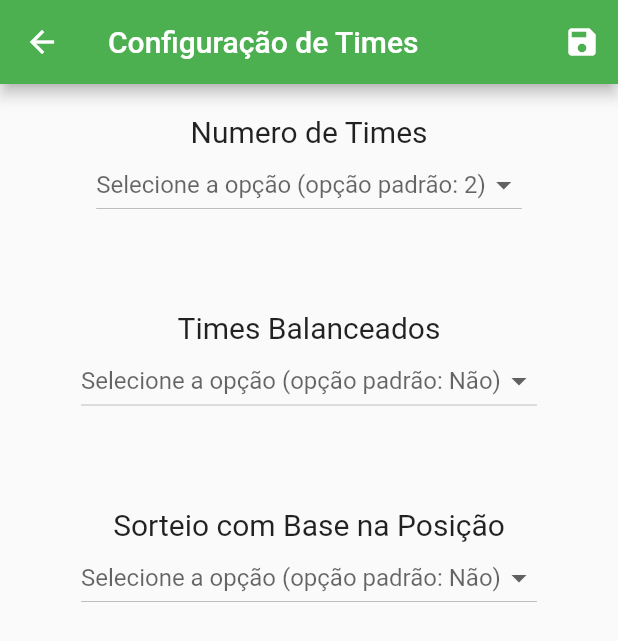
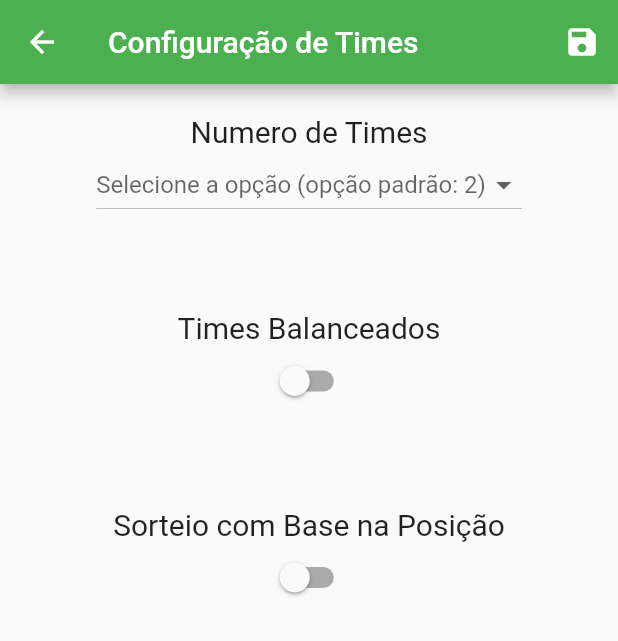
Before and after one commit to matheussouza89/RandomFut, a Flutter app: the ConfigTime screen opened directly, on a phone screen of 412 x 824 dp. Shown: the top 641 px of the screen. Run offline on Flutter 3.47's test engine with Material 2 defaults, Android fonts, the phone set to English and light mode, and no system bars; drawn by our look-alikes of auto_size_text; our stand-ins replace flutter_bloc, flutter_rating_bar, flutter_speed_dial, image_cropper, image_picker, percent_indicator and 1 more; accounts and stored records are empty.

Commit message:
Switch para form de Times e remoção da condição dupla (TRUE/TRUE)

```diff
--- a/lib/algorithms/sorteio.dart
+++ b/lib/algorithms/sorteio.dart
@@ -13,7 +13,7 @@ sorteio() {
   for (int i = 0; i < vetJogador.length; i++) {
     sorteados.add('');
   }
-  if (balanceamento == 'Não' && pBalanceamento == 'Não') {
+  if (balanceamento == false && pBalanceamento == false) {
     print(balanceamento);
     for (int i = 0; i < vetJogador.length; i++) {
       var aux = r.nextInt(vetJogador.length);
@@ -75,7 +75,7 @@ sorteio() {
       print(time3);
       print(time4);
     }
-  } else if (balanceamento == 'Sim' && pBalanceamento == 'Não') {
+  } else if (balanceamento == true && pBalanceamento == false) {
     time1 = [];
     time2 = [];
     // Ordenar Objeto
@@ -129,6 +129,6 @@ sorteio() {
     }
     print(time1);
     print(time2);
-  } else if (balanceamento == 'Não' && pBalanceamento == 'Sim') {
-  } else if (balanceamento == 'Sim' && pBalanceamento == 'Sim') {}
+  } else if (balanceamento == false && pBalanceamento == true) {
+  }
 }
--- a/lib/views/config_Time.dart
+++ b/lib/views/config_Time.dart
@@ -8,18 +8,17 @@ var nTimes = _itemSelecionado1 == 'Selecione a opção (opção padrão: 2)'
 var nJogadores = _itemSelecionado1 == 'Selecione a opção (opção padrão: 2)'
     ? "10"
     : _itemSelecionado2;
-var balanceamento = _itemSelecionado3 == 'Sim' ? 'Sim' : 'Não';
-var pBalanceamento = _itemSelecionado4 == 'Sim' ? 'Sim' : 'Não';
-var _decisao = ['Sim', 'Não'];
+bool balanceamento = _itemSelecionado3 == true ? true : false;
+bool pBalanceamento = _itemSelecionado4 == true ? true : false;
 var _decisaoTime = ['2', '3', '4'];
 var _decisaoJog = [''];
 var _itemSelecionado1 = 'Selecione a opção (opção padrão: 2)';
 var _itemSelecionado2 = 'Selecione o numero total de Jogadores';
-var _itemSelecionado3 = 'Selecione a opção (opção padrão: Não)';
-var _itemSelecionado4 = 'Selecione a opção (opção padrão: Não)';
-var visibilidade = false;
-var visibilidadeTime3 = false;
-var visibilidadeTime4 = false;
+bool _itemSelecionado3 = false;
+bool _itemSelecionado4 = false;
+bool visibilidade = false;
+bool visibilidadeTime3 = false;
+bool visibilidadeTime4 = false;
 
 class ConfigTime extends StatefulWidget {
   @override
@@ -75,20 +74,6 @@ class _ConfigTimeState extends State<ConfigTime> {
     setState(() {
       _itemSelecionado2 = novoItem;
       nJogadores = _itemSelecionado2;
-    });
-  }
-
-  void _selecaoBalanceamento(String novoItem) {
-    setState(() {
-      _itemSelecionado3 = novoItem;
-      balanceamento = _itemSelecionado3;
-    });
-  }
-
-  void _selecaoBasePosicao(String novoItem) {
-    setState(() {
-      _itemSelecionado4 = novoItem;
-      pBalanceamento = _itemSelecionado4;
     });
   }
 
@@ -181,18 +166,18 @@ class _ConfigTimeState extends State<ConfigTime> {
                   "Times Balanceados",
                   style: TextStyle(fontSize: 20),
                 ),
-                DropdownButton(
-                  items: _decisao.map((String dropDownStringItem) {
-                    return DropdownMenuItem<String>(
-                      value: dropDownStringItem,
-                      child: Text(dropDownStringItem),
-                    );
-                  }).toList(),
-                  onChanged: (String novoItemSelecionado) {
-                    _selecaoBalanceamento(novoItemSelecionado);
-                  },
-                  hint: Text(_itemSelecionado3),
-                ),
+                Switch(
+                    value: _itemSelecionado3,
+                    onChanged: (value) {
+                      setState(() {
+                        if (_itemSelecionado3 == true) {
+                          _itemSelecionado3 = false;
+                        } else {
+                          _itemSelecionado3 = true;
+                        }
+                      });
+                      print(_itemSelecionado3);
+                    }),
                 SizedBox(
                   height: 60,
                 ),
@@ -200,18 +185,18 @@ class _ConfigTimeState extends State<ConfigTime> {
                   "Sorteio com Base na Posição",
                   style: TextStyle(fontSize: 20),
                 ),
-                DropdownButton(
-                  items: _decisao.map((String dropDownStringItem) {
-                    return DropdownMenuItem<String>(
-                      value: dropDownStringItem,
-                      child: Text(dropDownStringItem),
-                    );
-                  }).toList(),
-                  onChanged: (String novoItemSelecionado) {
-                    _selecaoBasePosicao(novoItemSelecionado);
-                  },
-                  hint: Text(_itemSelecionado4),
-                )
+                Switch(
+                    value: _itemSelecionado4,
+                    onChanged: (value) {
+                      setState(() {
+                        if (_itemSelecionado4 == true) {
+                          _itemSelecionado4 = false;
+                        } else {
+                          _itemSelecionado4 = true;
+                        }
+                      });
+                      print(_itemSelecionado4);
+                    })
               ],
             ),
           ),
--- a/lib/views/player_form.dart
+++ b/lib/views/player_form.dart
@@ -35,7 +35,7 @@ class _PlayerFormState extends State<PlayerForm> {
   dynamic imagem;
   String avatarPicker;
   var _itemSelecionado1;
-  var _decisaoPosicao = ['Versátil','Atacante', 'Defensor', 'Goleiro'];
+  var _decisaoPosicao = ['Multifuncional','Linha', 'Goleiro'];
 
   final picker = ImagePicker();
 
```
